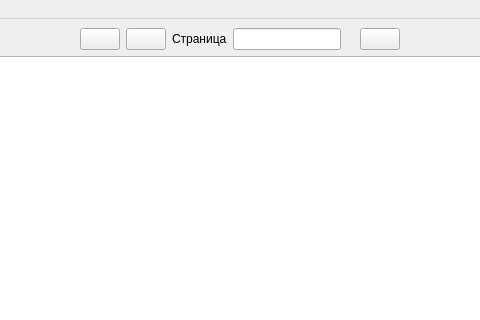
Old version of the form ui/main.ui in the repository fabrikant/akniga-parser; both pictures show x 531 to 1011 and y 0 to 320 of the 1252 by 844 pixel window.
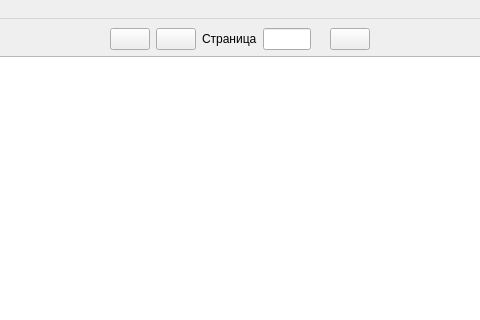
New version of the form. Icons and pictures are not drawn.

Diff of the .ui file:
```diff
--- a/ui/main.ui
+++ b/ui/main.ui
@@ -70,6 +70,12 @@
           <verstretch>0</verstretch>
          </sizepolicy>
         </property>
+        <property name="maximumSize">
+         <size>
+          <width>48</width>
+          <height>16777215</height>
+         </size>
+        </property>
         <property name="inputMask">
          <string/>
         </property>
```
Left out of the diff: 29 changed lines with no effect on the pictures.
